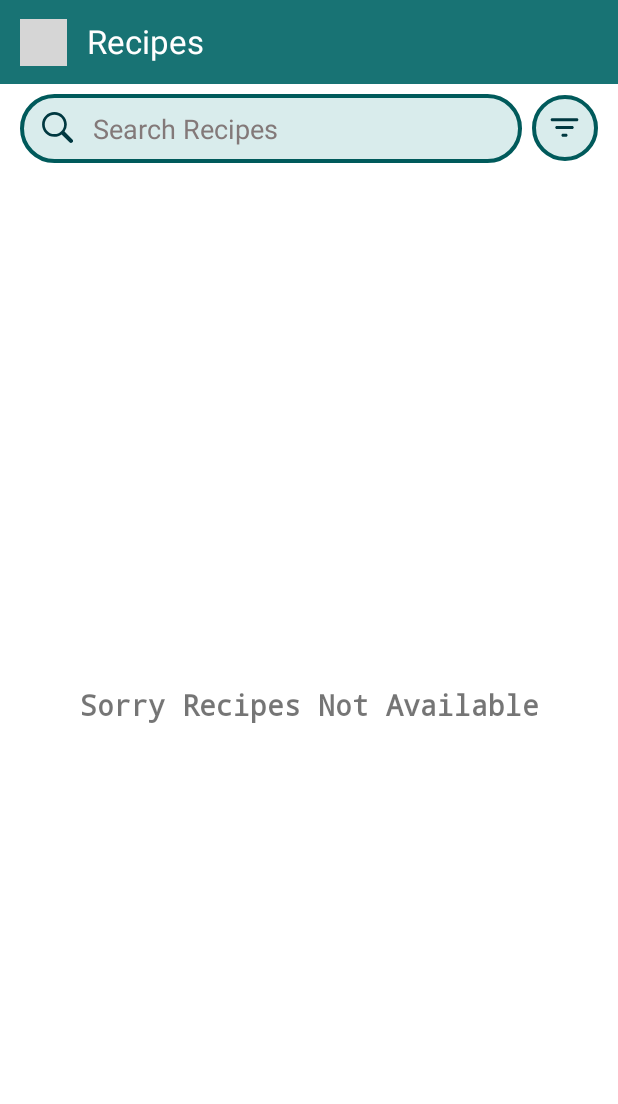
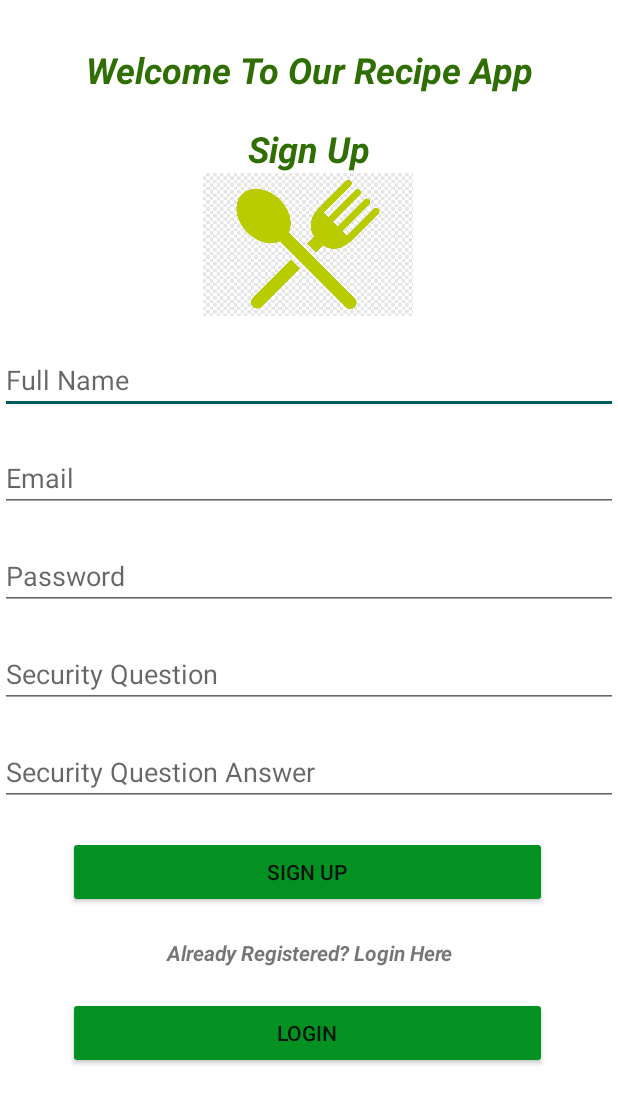
Before and after one commit to urvish-sabhaya/RecipeApp, an Android app: the screen it shows after launch (HomeActivity before the commit, SignUpActivity after it), on a phone screen of 412 x 824 dp. Shown: the top 1104 px of the screen. Run offline under Robolectric (Android 15) with nearby library versions, the phone set to English and light mode, and no system bars; our stand-ins replace Firebase (no records; nobody signed in at launch, a user with empty details on screens opened directly); grey boxes are pictures that could not be loaded.

Commit message:
First commit

```diff
--- a/app/src/main/AndroidManifest.xml
+++ b/app/src/main/AndroidManifest.xml
@@ -15,6 +15,12 @@
         android:supportsRtl="true"
         android:theme="@style/AppTheme"
         tools:targetApi="31">
+        <activity
+            android:name=".activities.LoginActivity"
+            android:exported="false" />
+        <activity
+            android:name=".activities.SignUpActivity"
+            android:exported="false" />
         <activity
             android:name=".activities.SettingsActivity"
             android:exported="false"
--- /dev/null
+++ b/app/src/main/java/com/example/recipeapp/activities/SignUpActivity.java
@@ -0,0 +1,135 @@
+package com.example.recipeapp.activities;
+
+import androidx.annotation.NonNull;
+import androidx.appcompat.app.AppCompatActivity;
+
+import android.content.Intent;
+import android.os.Bundle;
+import android.view.View;
+import android.widget.Button;
+import android.widget.EditText;
+import android.widget.Toast;
+
+import com.example.recipeapp.R;
+import com.google.android.gms.tasks.OnCompleteListener;
+import com.google.android.gms.tasks.Task;
+import com.google.firebase.firestore.DocumentReference;
+import com.google.firebase.firestore.FirebaseFirestore;
+
+import java.util.HashMap;
+import java.util.Map;
+
+public class SignUpActivity extends BaseActivity {
+
+    //Button SIgnUp and Login
+    Button btnSignUp, btnLogin;
+
+    //Edit text fields
+    EditText userName,userEmail,userPassword,securityQuestion,securityAnswer;
+    FirebaseFirestore dbroot;
+    boolean isAllFieldsChecked = false;
+
+    @Override
+    protected void onCreate(Bundle savedInstanceState) {
+        super.onCreate(savedInstanceState);
+        setContentView(R.layout.activity_sign_up);
+
+        //register buttons with ids
+        btnSignUp = findViewById(R.id.btnSignUp);
+        btnLogin = findViewById(R.id.btnLogin);
+        userName=findViewById(R.id.userName);
+        userEmail=findViewById(R.id.userEmail);
+        userPassword=findViewById(R.id.userPassword);
+        securityQuestion=findViewById(R.id.securityQuestion);
+        securityAnswer=findViewById(R.id.securityAnswer);
+        dbroot=FirebaseFirestore.getInstance();
+
+        btnSignUp.setOnClickListener(new View.OnClickListener() {
+            @Override
+            public void onClick(View view) {
+// store the returned value of the dedicated function which checks
+                // whether the entered data is valid or if any fields are left blank.
+                isAllFieldsChecked = CheckAllFields();
+                inserdata();
+                // the boolean variable turns to be true then
+                // only the user must be proceed to the activity2
+                if(isAllFieldsChecked){
+                    Intent i = new Intent(SignUpActivity.this,HomeActivity.class);
+                    startActivity(i);
+                }
+            }
+        });
+
+        btnLogin.setOnClickListener(new View.OnClickListener() {
+            @Override
+            public void onClick(View view) {
+                Intent ii = new Intent(SignUpActivity.this,LoginActivity.class);
+                startActivity(ii);
+            }
+        });
+
+
+    }
+
+    public void inserdata(){
+
+        Map<String,String> items = new HashMap<>();
+        items.put("user_name",userName.getText().toString().trim());
+        items.put("user_email",userEmail.getText().toString().trim());
+        items.put("user_password",userPassword.getText().toString().trim());
+        items.put("security_question",securityQuestion.getText().toString().trim());
+        items.put("security_question_answer",securityAnswer.getText().toString().trim());
+
+    String  user__name = userEmail.getText().toString();
+//       const Object newId = dbroot.createId();
+
+        dbroot.collection("users").document(user__name).set(items).addOnCompleteListener(new OnCompleteListener<Void>() {
+            @Override
+            public void onComplete(@NonNull Task<Void> task) {
+                userName.setText("");
+                userEmail.setText("");
+                userPassword.setText("");
+                Toast.makeText(getApplicationContext(),"Inserted Succesfully",Toast.LENGTH_LONG).show();
+            }
+        });
+//        dbroot.collection("users").add(items).addOnCompleteListener(new OnCompleteListener<DocumentReference>() {
+//            @Override
+//            public void onComplete(@NonNull Task<DocumentReference> task) {
+//                userName.setText("");
+//                userEmail.setText("");
+//                userPassword.setText("");
+//                Toast.makeText(getApplicationContext(),"Inserted Succesfully",Toast.LENGTH_LONG).show();
+//            }
+//        });
+    }
+    // function which checks all the text fields
+    // are filled or not by the user.
+    // when user clicks on the PROCEED button
+    // this function is triggered.
+
+    private boolean CheckAllFields(){
+        if(userName.length()==0){
+            userName.setError("This Field is Required");
+            return false;
+        }
+        if(userEmail.length()==0){
+            userEmail.setError("Kindly enter a valid email address");
+            return false;
+        }
+        if(userPassword.length()==0 || userPassword.length()<=6){
+            userPassword.setError("Fill atleast 6 character");
+            return false;
+        }
+        if(securityQuestion.length()==0){
+            securityQuestion.setError("This Field is Required");
+            return false;
+        }
+        if(securityAnswer.length()==0){
+            securityAnswer.setError("This Field is Required");
+            return false;
+        }
+        return true;
+    }
+
+
+}
--- a/app/src/main/java/com/example/recipeapp/activities/SplashScreen.java
+++ b/app/src/main/java/com/example/recipeapp/activities/SplashScreen.java
@@ -20,7 +20,7 @@ public class SplashScreen extends BaseActivity {
         );
 
         new Handler().postDelayed(() -> {
-            startActivity(new Intent(SplashScreen.this, HomeActivity.class));
+            startActivity(new Intent(SplashScreen.this, SignUpActivity.class));
             finish();
         }, 3000);
     }
--- /dev/null
+++ b/app/src/main/res/layout/activity_sign_up.xml
@@ -0,0 +1,114 @@
+<?xml version="1.0" encoding="utf-8"?>
+<LinearLayout xmlns:android="http://schemas.android.com/apk/res/android"
+    xmlns:app="http://schemas.android.com/apk/res-auto"
+    xmlns:tools="http://schemas.android.com/tools"
+    android:layout_width="match_parent"
+    android:layout_height="match_parent"
+    android:background="@color/white"
+    android:orientation="vertical">
+
+
+    <TextView
+        android:id="@+id/textView"
+        android:layout_width="match_parent"
+        android:layout_height="wrap_content"
+        android:layout_marginTop="30dp"
+        android:text="Welcome To Our Recipe App"
+        android:textAlignment="center"
+        android:textColor="#2F6E02"
+        android:textSize="24sp"
+        android:textStyle="bold|italic" />
+
+    <TextView
+        android:id="@+id/signUpTextView"
+        android:layout_width="match_parent"
+        android:layout_height="wrap_content"
+        android:layout_marginTop="20dp"
+        android:text="Sign Up"
+        android:textAlignment="center"
+        android:textColor="#2F6E02"
+        android:textSize="24sp"
+        android:textStyle="bold|italic" />
+
+    <ImageView
+        android:id="@+id/imageView2"
+        android:layout_width="280dp"
+        android:layout_height="95dp"
+        app:srcCompat="@drawable/recipeapplogo"
+        android:layout_marginLeft="65dp"/>
+
+    <EditText
+        android:id="@+id/userName"
+        android:layout_width="match_parent"
+        android:layout_height="wrap_content"
+        android:layout_marginTop="20dp"
+        android:ems="10"
+        android:hint="Full Name"
+        android:inputType="textPersonName" />
+
+    <EditText
+        android:id="@+id/userEmail"
+        android:layout_width="match_parent"
+        android:layout_height="wrap_content"
+        android:ems="10"
+        android:inputType="textPersonName"
+        android:layout_marginTop="20dp"
+        android:hint="Email" />
+    <EditText
+        android:id="@+id/userPassword"
+        android:layout_width="match_parent"
+        android:layout_height="wrap_content"
+        android:ems="10"
+        android:inputType="textPersonName"
+        android:layout_marginTop="20dp"
+        android:hint="Password"/>
+
+    <EditText
+        android:id="@+id/securityQuestion"
+        android:layout_width="match_parent"
+        android:layout_height="wrap_content"
+        android:ems="10"
+        android:inputType="textPersonName"
+        android:layout_marginTop="20dp"
+        android:hint="Security Question" />
+    <EditText
+        android:id="@+id/securityAnswer"
+        android:layout_width="match_parent"
+        android:layout_height="wrap_content"
+        android:ems="10"
+        android:inputType="textPersonName"
+        android:layout_marginTop="20dp"
+        android:hint="Security Question Answer"/>
+
+    <Button
+        android:id="@+id/btnSignUp"
+        android:layout_width="319dp"
+        android:layout_height="wrap_content"
+        android:layout_marginLeft="45dp"
+        android:layout_marginTop="20dp"
+        android:layout_marginRight="30dp"
+        android:backgroundTint="#039122"
+        android:text="Sign Up" />
+
+    <TextView
+        android:id="@+id/alreadyRegistered"
+        android:layout_width="match_parent"
+        android:layout_height="wrap_content"
+        android:layout_marginTop="20dp"
+        android:text="Already Registered? Login Here"
+        android:textAlignment="center"
+        android:textSize="14sp"
+        android:textStyle="bold|italic" />
+
+    <Button
+        android:id="@+id/btnLogin"
+        android:layout_width="319dp"
+        android:layout_height="wrap_content"
+        android:layout_marginLeft="45dp"
+        android:layout_marginTop="20dp"
+        android:layout_marginRight="30dp"
+        android:backgroundTint="#039122"
+        android:text="Login" />
+
+
+</LinearLayout>
```
Also changed, not shown: app/src/main/java/com/example/recipeapp/activities/LoginActivity.java (added, +93 -0 lines), app/src/main/res/layout/activity_login.xml (added, +97 -0 lines), app/src/main/res/drawable/recipeapplogo.png (added).
